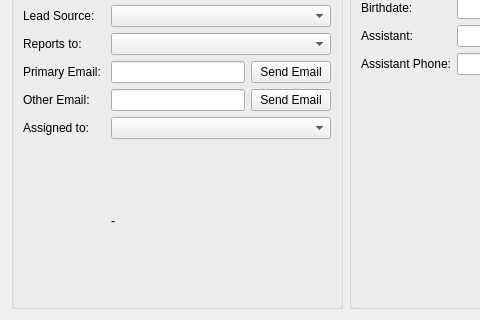
KDAB/FatCRM, file client/src/details/contactdetails.ui: the form before one commit; both pictures show x 0 to 480 and y 204 to 524 of the 1052 by 524 pixel window.
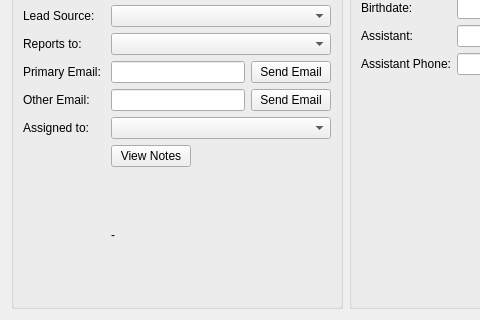
The form after the commit. Icons and pictures are not drawn. Custom widgets are drawn as their Qt base class.

Commit message:
Add support for viewing notes/emails for accounts and contacts
Task-Id: FATCRM-134

```diff
--- a/client/src/details/contactdetails.ui
+++ b/client/src/details/contactdetails.ui
@@ -205,6 +205,30 @@
        <widget class="QComboBox" name="assigned_user_id"/>
       </item>
       <item row="11" column="1">
+       <layout class="QHBoxLayout" name="horizontalLayout_4">
+        <item>
+         <widget class="QPushButton" name="viewNotesButton">
+          <property name="text">
+           <string>View Notes</string>
+          </property>
+         </widget>
+        </item>
+        <item>
+         <spacer name="horizontalSpacer">
+          <property name="orientation">
+           <enum>Qt::Horizontal</enum>
+          </property>
+          <property name="sizeHint" stdset="0">
+           <size>
+            <width>40</width>
+            <height>20</height>
+           </size>
+          </property>
+         </spacer>
+        </item>
+       </layout>
+      </item>
+      <item row="12" column="1">
        <widget class="QLabel" name="urllabel">
         <property name="text">
          <string>-</string>
```
Left out of the diff: 3 changed lines with no effect on the pictures. The commit also changes 11 other files.
